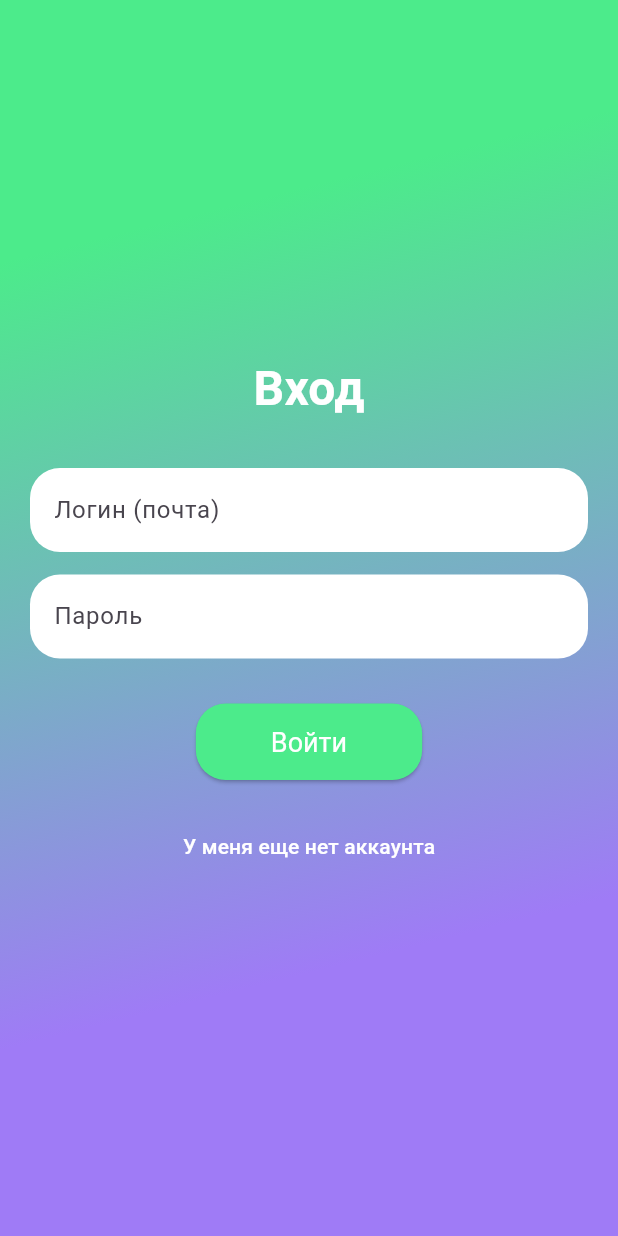
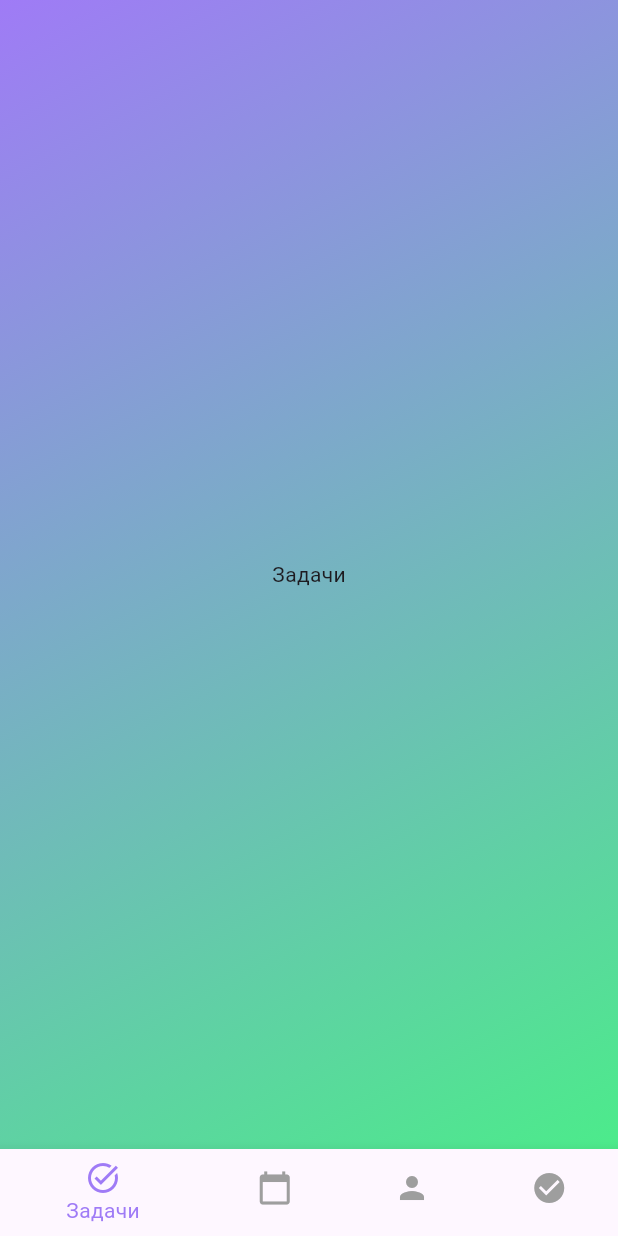
Before and after one commit to Askovn/flutter_application_2, a Flutter app: the screen it shows after launch, after a tap on "Войти", on a phone screen of 412 x 824 dp. Run offline on Flutter 3.47's test engine with Material 3 defaults, Android fonts, the phone set to English and light mode, and no system bars.

Commit message:
Main page

```diff
--- a/lib/pages/login_page.dart
+++ b/lib/pages/login_page.dart
@@ -1,4 +1,5 @@
 import 'package:flutter/material.dart';
+import 'package:flutter_application_2/pages/main_page.dart';
 import 'package:flutter_application_2/theme/theme.dart';
 
 class LoginPage extends StatefulWidget {
@@ -87,7 +88,7 @@ class _LoginPageState extends State<LoginPage> {
                 ),
               const SizedBox(height: 30),
               ElevatedButton(
-                onPressed: () {
+                onPressed: (){Navigator.pushReplacement(context, MaterialPageRoute(builder: (context) => const MainPage())) ;
                   // Обработка входа/регистрации
                 },
                 style: ElevatedButton.styleFrom(
--- /dev/null
+++ b/lib/pages/main_page.dart
@@ -0,0 +1,73 @@
+import 'package:flutter/material.dart';
+
+class MainPage extends StatefulWidget {
+  const MainPage({Key? key}) : super(key: key);
+
+  @override
+  State<MainPage> createState() => _MainPageState();
+}
+
+class _MainPageState extends State<MainPage> {
+  int _selectedIndex = 0;
+
+  static const List<Widget> _widgetOptions = <Widget>[
+    Text('Задачи'),
+    Text('Сегодня'),
+    Text('Профиль'),
+    Text('Выполнено'),
+  ];
+
+  void _onItemTapped(int index) {
+    setState(() {
+      _selectedIndex = index;
+    });
+  }
+
+  @override
+  Widget build(BuildContext context) {
+    return Scaffold(
+      extendBodyBehindAppBar: true,
+      appBar: AppBar(
+        backgroundColor: Colors.transparent, // Прозрачный AppBar
+        elevation: 0, // Убираем тень
+      ),
+      body: Container(
+        decoration: BoxDecoration(
+          gradient: LinearGradient(
+            begin: Alignment.topLeft,
+            end: Alignment.bottomRight,
+            colors: [
+              const Color(0xFF9f7bf6), // Primary color
+              const Color(0xFF4ceb8b), // Secondary color
+            ],
+          ),
+        ),
+        child: Center(
+          child: _widgetOptions.elementAt(_selectedIndex),
+        ),
+      ),
+      bottomNavigationBar: BottomNavigationBar(
+        items: const <BottomNavigationBarItem>[
+          BottomNavigationBarItem(
+            icon: Icon(Icons.task_alt),
+            label: 'Задачи',
+          ),
+          BottomNavigationBarItem(
+            icon: Icon(Icons.calendar_today),
+            label: 'Сегодня',
+          ),
+          BottomNavigationBarItem(
+            icon: Icon(Icons.person),
+            label: 'Профиль',
+          ),
+          BottomNavigationBarItem(
+            icon: Icon(Icons.check_circle),
+            label: 'Выполнено',
+          ),
+        ],
+        currentIndex: _selectedIndex,
+        onTap: _onItemTapped,
+      ),
+    );
+  }
+}
--- a/lib/theme/theme.dart
+++ b/lib/theme/theme.dart
@@ -17,5 +17,10 @@ class DoDidDoneTheme {
         ),
       ),
     ),
+    // Добавляем стиль для BottomNavigationBar
+    bottomNavigationBarTheme: BottomNavigationBarThemeData(
+      selectedItemColor: const Color(0xFF9f7bf6), // Основной цвет для выбранных иконок
+      unselectedItemColor: Colors.grey, // Серый цвет для невыбранных иконок
+    ),
   );
 }
```
Also changed, not shown: 1 other file. Lines whose indentation alone changed are shown as unchanged.
